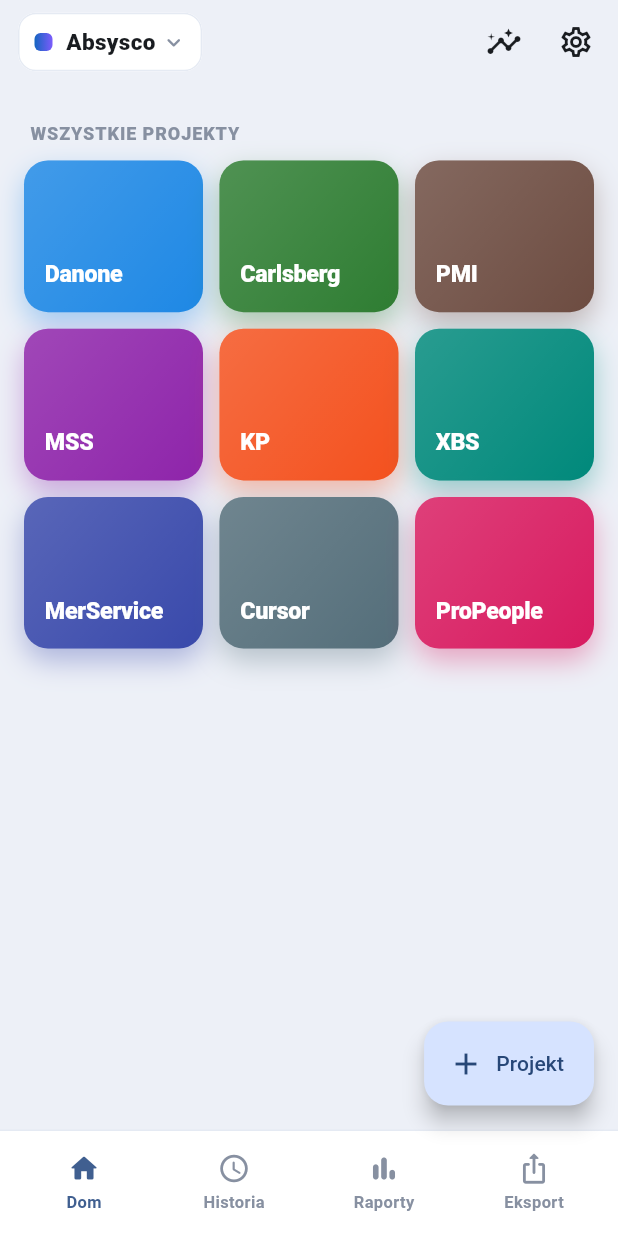
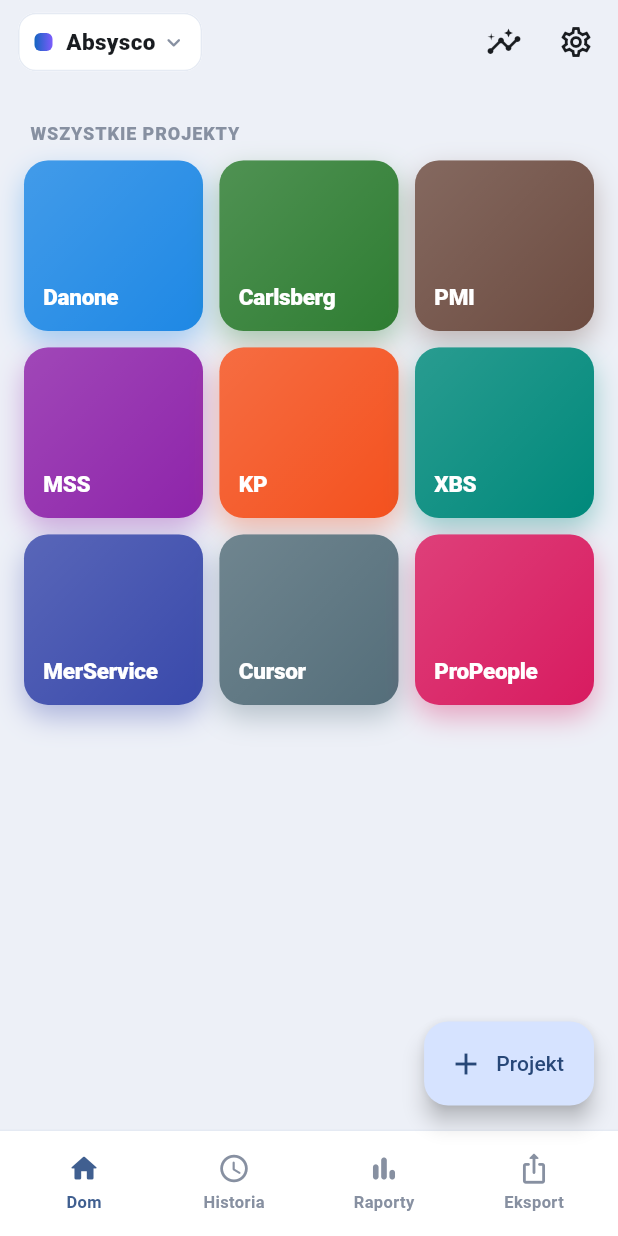
Before and after one commit to lolekST1/TimeDock, a Flutter app: the screen it shows after launch, on a phone screen of 412 x 824 dp. Run offline on Flutter 3.47's test engine with Material 3 defaults, Android fonts, the phone set to English and light mode, and no system bars; our stand-ins replace drift, drift_flutter, flutter_local_notifications, flutter_riverpod, share_plus, shared_preferences and 1 more; accounts and stored records are empty; generated files the repository leaves out were written again.

Commit message:
Napraw overflow kafelka projektu na ekranie głównym
Zgłoszone na urządzeniu (MerService: „BOTTOM OVERFLOWED BY 5.2 PIXELS").
Nazwa projektu owinięta w Flexible (ellipsis zamiast przepełnienia),
kafelki nieco wyższe (aspect 1.18 -> 1.05), mniejszy padding/gwiazdka.

flutter analyze czysty, flutter test: 154 przechodzą.

Co-Authored-By: Claude Opus 4.8 <noreply@anthropic.com>
Claude-Session: https://claude.ai/code/session_01Gp8QxqkYsQhUPRo5vRHDMW

```diff
--- a/lib/features/home/home_screen.dart
+++ b/lib/features/home/home_screen.dart
@@ -377,8 +377,8 @@ class _ProjectGrid extends StatelessWidget {
       padding: const EdgeInsets.symmetric(horizontal: 16),
       sliver: SliverGrid(
         gridDelegate: const SliverGridDelegateWithMaxCrossAxisExtent(
-          maxCrossAxisExtent: 148,
-          childAspectRatio: 1.18,
+          maxCrossAxisExtent: 150,
+          childAspectRatio: 1.05,
           crossAxisSpacing: 11,
           mainAxisSpacing: 11,
         ),
--- a/lib/features/home/widgets/project_tile.dart
+++ b/lib/features/home/widgets/project_tile.dart
@@ -55,26 +55,29 @@ class ProjectTile extends ConsumerWidget {
               ),
             ),
             child: Padding(
-              padding: const EdgeInsets.all(14),
+              padding: const EdgeInsets.all(13),
               child: Column(
                 crossAxisAlignment: CrossAxisAlignment.start,
                 mainAxisAlignment: MainAxisAlignment.spaceBetween,
                 children: [
                   SizedBox(
-                    height: 18,
+                    height: 16,
                     child: project.isFavorite
-                        ? Icon(Icons.star_rounded, size: 18, color: onColor)
+                        ? Icon(Icons.star_rounded, size: 16, color: onColor)
                         : null,
                   ),
-                  Text(
+                  Flexible(
+                    child: Text(
                       project.name,
                       maxLines: 2,
                       overflow: TextOverflow.ellipsis,
                       style: TextStyle(
                         color: onColor,
                         fontWeight: FontWeight.w800,
-                      fontSize: 15.5,
+                        fontSize: 15,
+                        height: 1.1,
                         letterSpacing: -0.2,
+                      ),
                     ),
                   ),
                 ],
```
Lines whose indentation alone changed are shown as unchanged.
